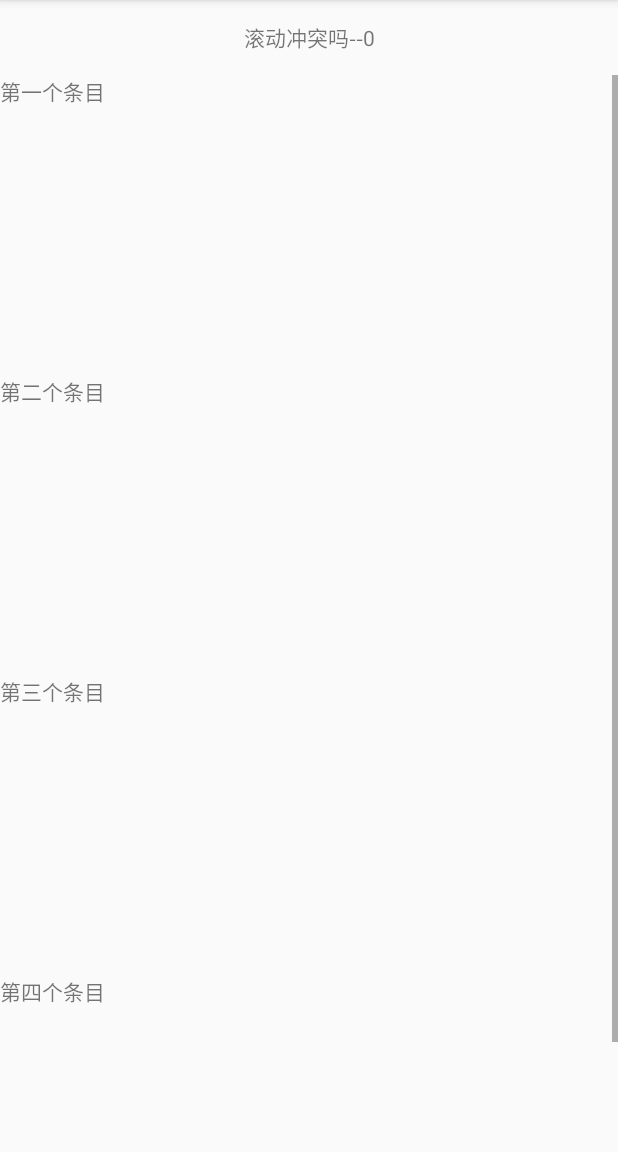
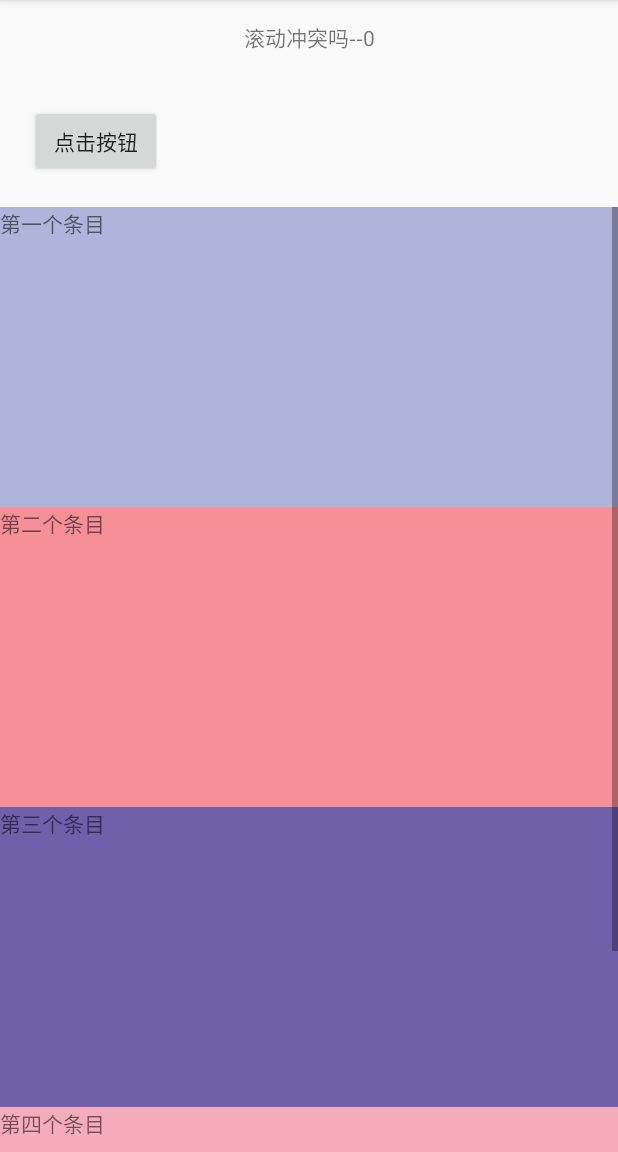
Before and after one commit to lvjie0519/AndroidQunYinHui, an Android app: the ScrollViewDemoFragment screen opened directly, with no data from a screen before it, on a phone screen of 412 x 824 dp, the part 84-1236 px from its top. Run offline under Robolectric (Android 15) with nearby library versions, the phone set to English and light mode, and no system bars.

Commit message:
修改滚动冲突

```diff
--- a/app/src/main/java/com/example/androidqunyinhui/viewpager_scrollview/ScrollViewDemoFragment.java
+++ b/app/src/main/java/com/example/androidqunyinhui/viewpager_scrollview/ScrollViewDemoFragment.java
@@ -10,6 +10,7 @@ import android.view.View;
 import android.view.ViewGroup;
 import android.widget.ScrollView;
 import android.widget.TextView;
+import android.widget.Toast;
 
 import com.example.androidqunyinhui.R;
 
@@ -18,7 +19,6 @@ import com.example.androidqunyinhui.R;
  */
 public class ScrollViewDemoFragment extends Fragment{
 
-    private ScrollView scrollView;
     private TextView textView;
     static int k = 0;
 
@@ -39,13 +39,11 @@ public class ScrollViewDemoFragment extends Fragment{
         textView = (TextView) rootView.findViewById(R.id.tv_1);
         textView.setText("滚动冲突吗--"+k++);
 
-        scrollView = (ScrollView) rootView.findViewById(R.id.sv_1);
-
-
-        scrollView.setOnTouchListener(new View.OnTouchListener() {
+        rootView.findViewById(R.id.btn_1).setOnClickListener(new View.OnClickListener() {
             @Override
-            public boolean onTouch(View v, MotionEvent event) {
-                return true;
+            public void onClick(View v) {
+                ViewPagerDemoActivity.isCanScroll = !ViewPagerDemoActivity.isCanScroll;
+                Toast.makeText(getContext(), "点击我了...isCanScrool="+ViewPagerDemoActivity.isCanScroll, Toast.LENGTH_SHORT).show();
             }
         });
 
--- a/app/src/main/java/com/example/androidqunyinhui/viewpager_scrollview/ViewPagerDemoActivity.java
+++ b/app/src/main/java/com/example/androidqunyinhui/viewpager_scrollview/ViewPagerDemoActivity.java
@@ -12,9 +12,10 @@ import com.example.androidqunyinhui.R;
 
 public class ViewPagerDemoActivity extends AppCompatActivity {
 
+    public static boolean isCanScroll = true;
 
     private ViewPagerAdapter viewPagerAdapter;
-    private SelfViewPager viewPager;
+    private ViewPager viewPager;
 
     public static void startActivity(Context context){
         Intent intent = new Intent(context, ViewPagerDemoActivity.class);
@@ -30,17 +31,16 @@ public class ViewPagerDemoActivity extends AppCompatActivity {
     }
 
     private void initView(){
-        viewPager = (SelfViewPager) findViewById(R.id.vp_demo);
+        viewPager = (ViewPager) findViewById(R.id.vp_demo);
         viewPagerAdapter = new ViewPagerAdapter(getSupportFragmentManager());
         viewPager.setAdapter(viewPagerAdapter);
         viewPager.setCurrentItem(0);
-//        viewPager
+        viewPager.setOffscreenPageLimit(5);
 
         viewPager.setOnTouchListener(new View.OnTouchListener() {
             @Override
             public boolean onTouch(View v, MotionEvent event) {
-                viewPager.scrollTo(0,0);
-                return true;
+                return !isCanScroll;
             }
         });
     }
--- a/app/src/main/res/layout/activity_view_pager_demo.xml
+++ b/app/src/main/res/layout/activity_view_pager_demo.xml
@@ -6,9 +6,9 @@
     android:orientation="vertical"
     tools:context="com.example.androidqunyinhui.viewpager_scrollview.ViewPagerDemoActivity">
 
-    <com.example.androidqunyinhui.viewpager_scrollview.SelfViewPager
+    <android.support.v4.view.ViewPager
         android:id="@+id/vp_demo"
         android:layout_width="match_parent"
-        android:layout_height="match_parent"></com.example.androidqunyinhui.viewpager_scrollview.SelfViewPager>
+        android:layout_height="match_parent"></android.support.v4.view.ViewPager>
 
 </LinearLayout>
--- a/app/src/main/res/layout/fragment_scrollview_demo.xml
+++ b/app/src/main/res/layout/fragment_scrollview_demo.xml
@@ -11,6 +11,15 @@
         android:gravity="center"
         android:text="滚动冲突吗"/>
 
+    <Button
+        android:id="@+id/btn_1"
+        android:layout_width="wrap_content"
+        android:layout_height="wrap_content"
+        android:layout_margin="20dp"
+        android:gravity="center"
+        android:text="点击按钮"/>
+
+
     <ScrollView
         android:id="@+id/sv_1"
         android:layout_width="match_parent"
@@ -22,18 +31,22 @@
             <TextView
                 android:layout_width="match_parent"
                 android:layout_height="200dp"
+                android:background="#afb4db"
                 android:text="第一个条目"/>
             <TextView
                 android:layout_width="match_parent"
                 android:layout_height="200dp"
+                android:background="#f58f98"
                 android:text="第二个条目"/>
             <TextView
                 android:layout_width="match_parent"
                 android:layout_height="200dp"
+                android:background="#6f60aa"
                 android:text="第三个条目"/>
             <TextView
                 android:layout_width="match_parent"
                 android:layout_height="200dp"
+                android:background="#f7acbc"
                 android:text="第四个条目"/>
         </LinearLayout>
     </ScrollView>
```
